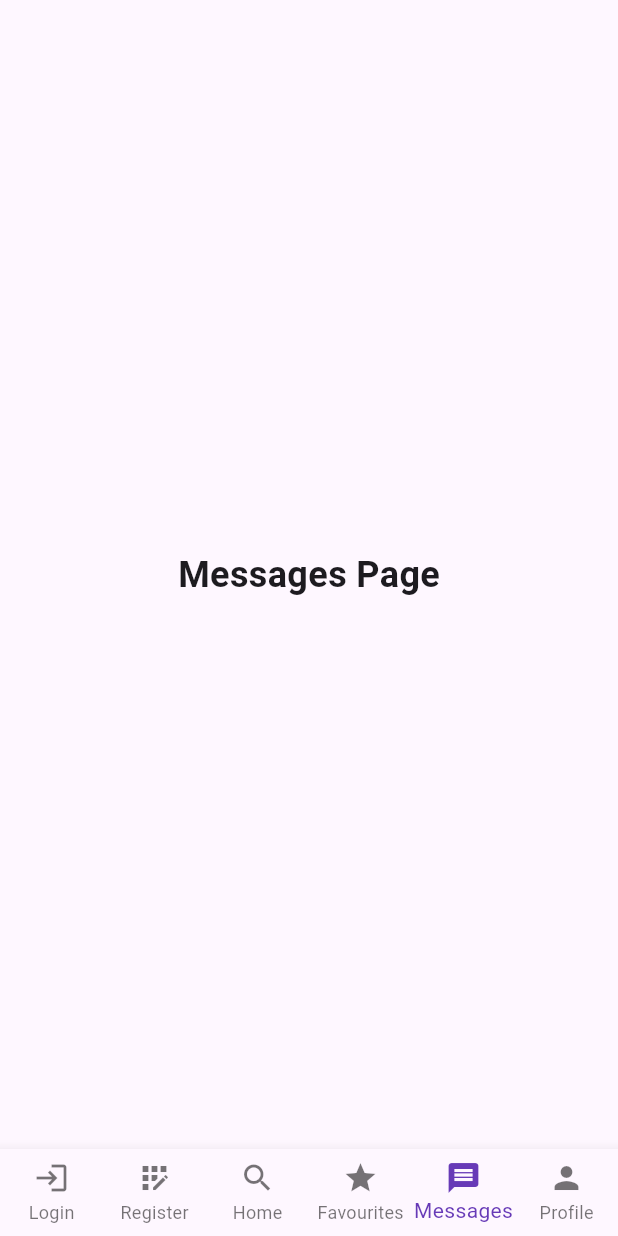
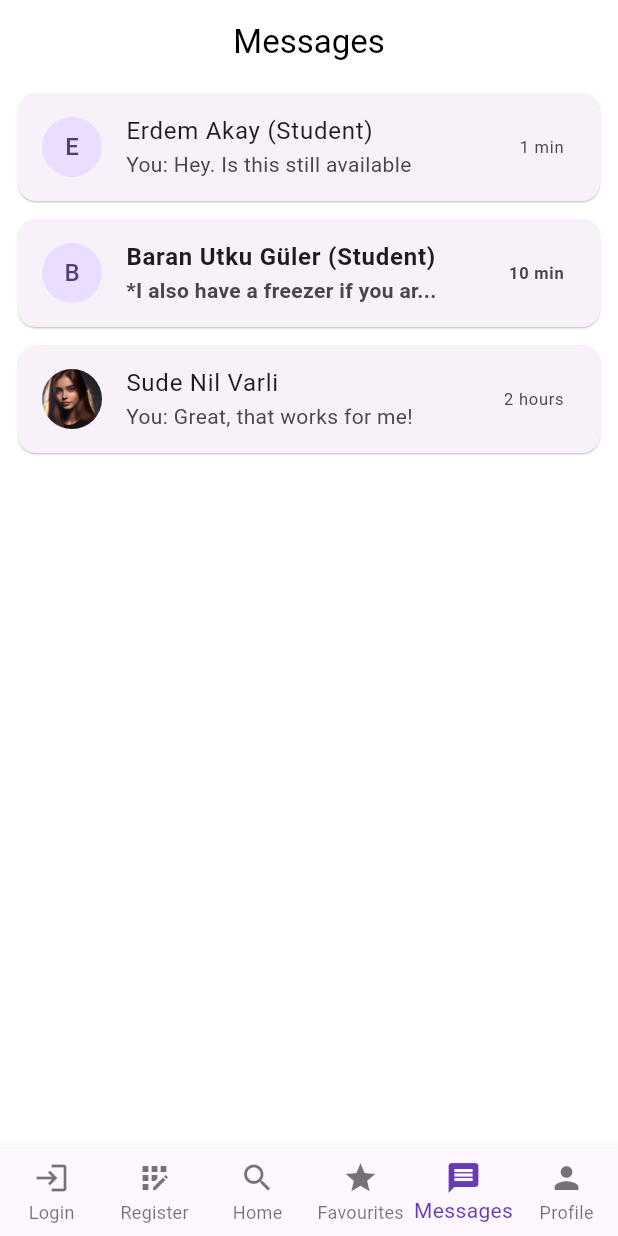
Before and after one commit to cansagdic/unimarket_app_cs310, a Flutter app: the screen it shows after launch, item 5 of the bottom bar chosen, on a phone screen of 412 x 824 dp. Run offline on Flutter 3.47's test engine with Material 3 defaults, Android fonts, the light colour scheme and no system bars; network calls fail.

Commit message:
Added chat UI, message bubbles, avatars

```diff
--- a/lib/messages_page.dart
+++ b/lib/messages_page.dart
@@ -1,14 +1,175 @@
 import 'package:flutter/material.dart';
+import 'chat_screen.dart';
 
 class MessagesPage extends StatelessWidget {
   const MessagesPage({super.key});
 
+  // Wireframe'e uygun konuşma listesi
+  List<Map<String, dynamic>> get _conversations => [
+        {
+          'name': 'Erdem Akay (Student)',
+          'lastMessage': 'You: Hey. Is this still available',
+          'time': '1 min',
+          'unread': 0,
+          'avatar': null,
+          'messages': [
+            {
+              'text': 'Nov 8, 2025, 3:03 PM',
+              'isDate': true,
+            },
+            {
+              'text': 'What is the price of the sofa?',
+              'isMe': true,
+            },
+            {
+              'text': 'Would you consider 50 dollars?',
+              'isMe': false,
+            },
+            {
+              'text': 'Nov 30, 2025, 10:40 AM',
+              'isDate': true,
+            },
+            {
+              'text': 'Hey. Is this still available?',
+              'isMe': true,
+            },
+          ],
+        },
+        {
+          'name': 'Baran Utku Güler (Student)',
+          'lastMessage': '*I also have a freezer if you ar...',
+          'time': '10 min',
+          'unread': 1, // sadece logic için, UI'da badge yok
+          'avatar': null,
+          'messages': [
+            {
+              'text': 'Nov 30, 2025, 11:31 AM',
+              'isDate': true,
+            },
+            {
+              // SENİN MESAJIN
+              'text': 'I want to buy the sofa.',
+              'isMe': true,
+            },
+            {
+              'text': 'Great!',
+              'isMe': false,
+            },
+            {
+              'text': 'I also have a freezer if you are interested.',
+              'isMe': false,
+            },
+          ],
+        },
+        {
+          'name': 'Sude Nil Varli',
+          'lastMessage': 'You: Great, that works for me!',
+          'time': '2 hours',
+          'unread': 1,
+          'avatar': 'assets/images/sude_profile.png',
+          'messages': [
+            {
+              'text': 'Nov 30, 2025, 9:41 AM',
+              'isDate': true,
+            },
+            {
+              'text': 'Hi! Is this chair still available?',
+              'isMe': true,
+            },
+            {
+              'text': 'Yes, it is!',
+              'isMe': false,
+            },
+            {
+              'text': 'You can pick it up near the IC if that works.',
+              'isMe': false,
+            },
+            {
+              'text': 'I will be available after 4 pm.',
+              'isMe': false,
+            },
+            {
+              'text': 'Great, that works for me!',
+              'isMe': true,
+            },
+          ],
+        },
+      ];
+
   @override
   Widget build(BuildContext context) {
-    return const Center(
-      child: Text(
-        'Messages Page',
-        style: TextStyle(fontSize: 24, fontWeight: FontWeight.bold),
+    final conversations = _conversations;
+
+    return Scaffold(
+      backgroundColor: Colors.white,
+      appBar: AppBar(
+        backgroundColor: Colors.white,
+        foregroundColor: Colors.black,
+        elevation: 0,
+        title: const Text('Messages'),
+        centerTitle: true,
+      ),
+      body: ListView.builder(
+        itemCount: conversations.length,
+        itemBuilder: (context, index) {
+          final c = conversations[index];
+          final name = c['name'] as String;
+          final avatarPath = c['avatar'] as String?;
+
+          // SADECE Baran için kalın
+          final isBaran =
+              name.startsWith('Baran Utku Güler'); // tek bold o olacak
+
+          return Card(
+            margin: const EdgeInsets.symmetric(horizontal: 12, vertical: 6),
+            elevation: 0.5,
+            child: ListTile(
+              leading: CircleAvatar(
+                backgroundImage:
+                    avatarPath != null ? AssetImage(avatarPath) : null,
+                child: avatarPath == null
+                    ? Text(name.isNotEmpty ? name[0] : '?')
+                    : null,
+              ),
+              title: Text(
+                name,
+                style: TextStyle(
+                  fontWeight:
+                      isBaran ? FontWeight.bold : FontWeight.normal,
+                ),
+              ),
+              subtitle: Text(
+                c['lastMessage'] as String,
+                maxLines: 1,
+                overflow: TextOverflow.ellipsis,
+                style: TextStyle(
+                  fontWeight:
+                      isBaran ? FontWeight.bold : FontWeight.normal,
+                ),
+              ),
+              trailing: Text(
+                c['time'] as String,
+                style: TextStyle(
+                  fontWeight:
+                      isBaran ? FontWeight.bold : FontWeight.normal,
+                ),
+              ),
+              onTap: () {
+                Navigator.push(
+                  context,
+                  MaterialPageRoute(
+                    builder: (_) => ChatScreen(
+                      userName: name,
+                      avatarPath: avatarPath,
+                      initialMessages:
+                          (c['messages'] as List<Map<String, dynamic>>),
+                    ),
+                  ),
+                );
+              },
+            ),
+          );
+        },
       ),
     );
   }
--- a/pubspec.yaml
+++ b/pubspec.yaml
@@ -60,6 +60,7 @@ flutter:
     - assets/images/sofa.jpeg
     - assets/images/fridge.jpg
     - assets/images/chair.jpg
+    - assets/images/sude_profile.png
 
 
   # To add assets to your application, add an assets section, like this:
```
Also changed, not shown: lib/chat_screen.dart (added, +314 -0 lines), assets/images/sude_profile.png (added), 4 other files.
